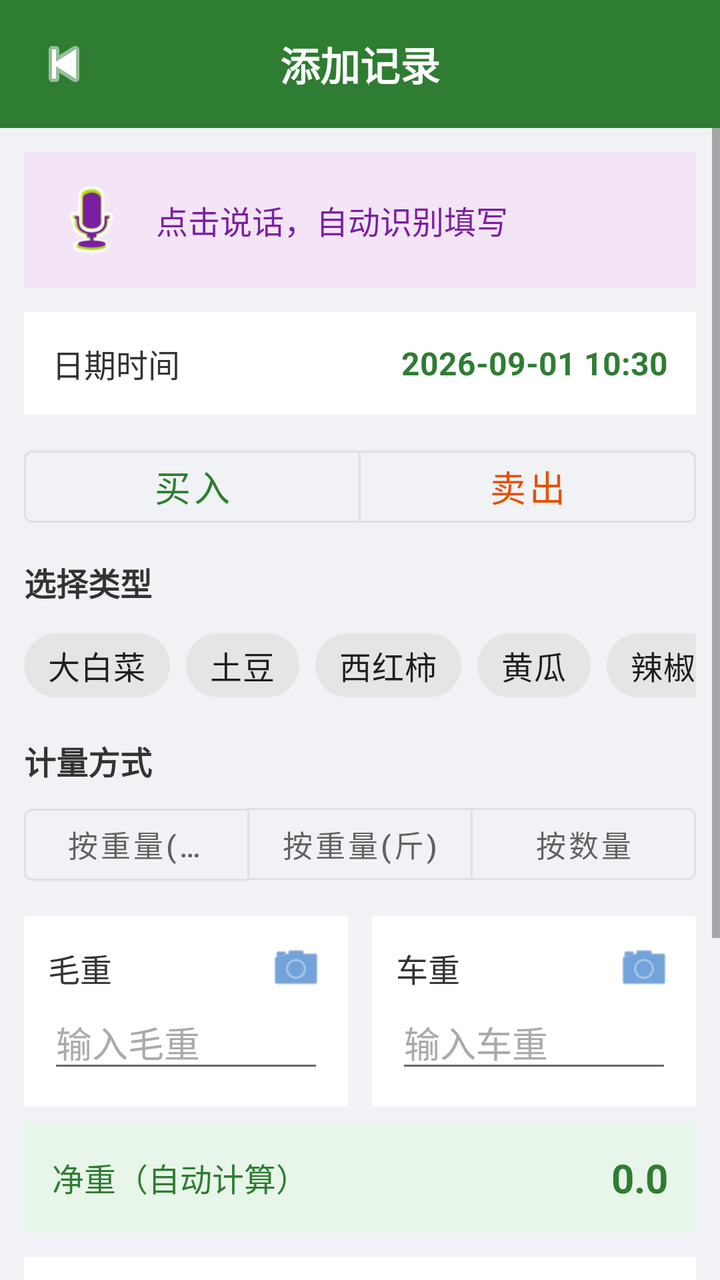
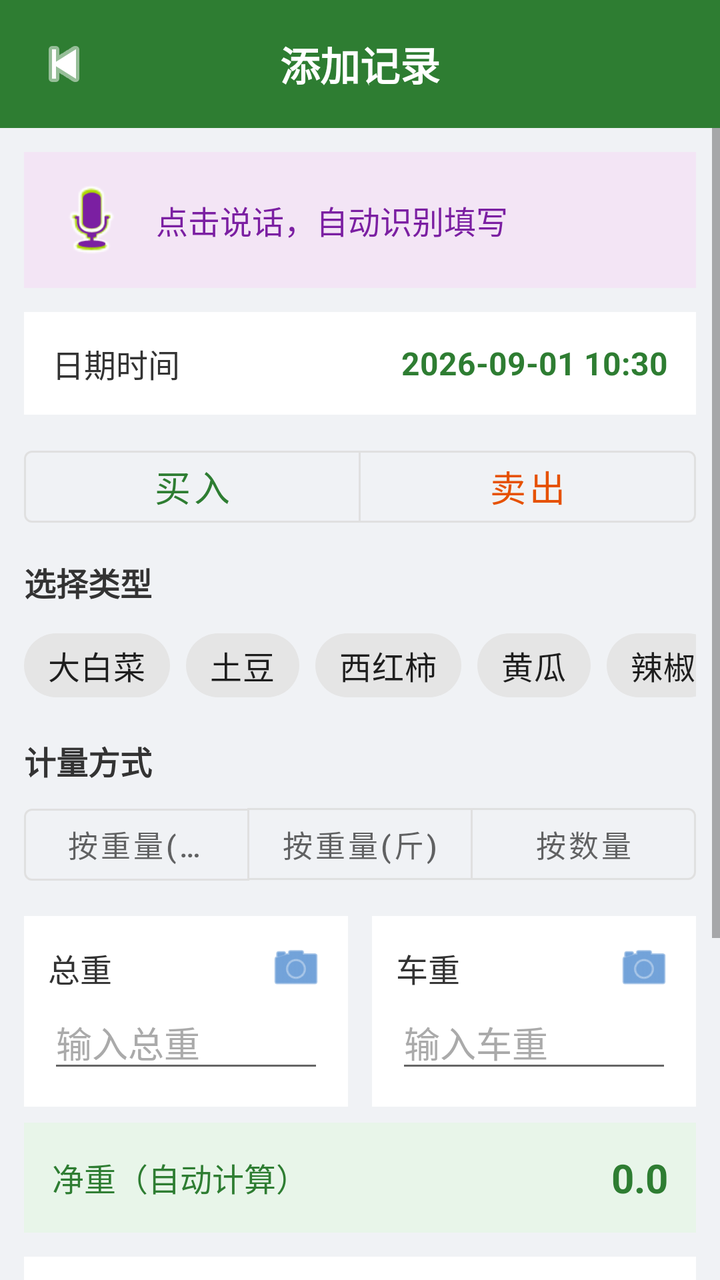

The first picture is an Android layout as it rendered before a commit; the second is the same layout after the commit. The layout source and the unified diff follow.
<!-- AndroidManifest.xml: application theme Theme.FarmTrade -->
<!-- res/layout/activity_add_record.xml -->
<?xml version="1.0" encoding="utf-8"?>
<LinearLayout
    xmlns:android="http://schemas.android.com/apk/res/android"
    xmlns:app="http://schemas.android.com/apk/res-auto"
    xmlns:tools="http://schemas.android.com/tools"
    android:layout_width="match_parent"
    android:layout_height="match_parent"
    android:orientation="vertical"
    android:background="#f0f2f5">

    
    <LinearLayout
        android:layout_width="match_parent"
        android:layout_height="wrap_content"
        android:orientation="horizontal"
        android:gravity="center_vertical"
        android:background="#2e7d32"
        android:paddingTop="16dp"
        android:paddingBottom="16dp"
        android:paddingStart="16dp"
        android:paddingEnd="16dp">

        <ImageView
            android:id="@+id/ivBack"
            android:layout_width="32dp"
            android:layout_height="32dp"
            android:src="@android:drawable/ic_media_previous"
            android:contentDescription="返回"
            app:tint="#ffffff" />

        <TextView
            android:layout_width="0dp"
            android:layout_height="wrap_content"
            android:layout_weight="1"
            android:text="添加记录"
            android:textColor="#ffffff"
            android:textSize="20sp"
            android:textStyle="bold"
            android:gravity="center"
            android:layout_marginStart="-32dp" />
    </LinearLayout>

    <ScrollView
        android:layout_width="match_parent"
        android:layout_height="0dp"
        android:layout_weight="1"
        android:fillViewport="true">

        <LinearLayout
            android:layout_width="match_parent"
            android:layout_height="wrap_content"
            android:orientation="vertical"
            android:padding="12dp">

            
            <LinearLayout
                android:id="@+id/layoutVoiceInput"
                android:layout_width="match_parent"
                android:layout_height="wrap_content"
                android:orientation="horizontal"
                android:gravity="center_vertical"
                android:background="#f3e5f5"
                android:padding="14dp"
                android:layout_marginBottom="12dp">

                <ImageView
                    android:id="@+id/btnMic"
                    android:layout_width="40dp"
                    android:layout_height="40dp"
                    android:src="@android:drawable/ic_btn_speak_now"
                    android:background="@android:drawable/presence_audio_online"
                    android:contentDescription="语音输入"
                    app:tint="#7b1fa2" />

                <TextView
                    android:id="@+id/tvVoiceHint"
                    android:layout_width="0dp"
                    android:layout_height="wrap_content"
                    android:layout_weight="1"
                    android:text="点击说话，自动识别填写"
                    android:textColor="#7b1fa2"
                    android:textSize="16sp"
                    android:layout_marginStart="12dp" />
            </LinearLayout>

            
            <LinearLayout
                android:layout_width="match_parent"
                android:layout_height="wrap_content"
                android:orientation="horizontal"
                android:gravity="center_vertical"
                android:background="#ffffff"
                android:padding="14dp"
                android:layout_marginBottom="12dp">

                <TextView
                    android:layout_width="wrap_content"
                    android:layout_height="wrap_content"
                    android:text="日期时间"
                    android:textColor="#333333"
                    android:textSize="16sp" />

                <TextView
                    android:id="@+id/tvDateTime"
                    android:layout_width="0dp"
                    android:layout_height="wrap_content"
                    android:layout_weight="1"
                    android:text="2026-09-01 10:30"
                    android:textColor="#2e7d32"
                    android:textSize="16sp"
                    android:textStyle="bold"
                    android:gravity="end" />
            </LinearLayout>

            
            <com.google.android.material.button.MaterialButtonToggleGroup
                android:id="@+id/toggleDirection"
                android:layout_width="match_parent"
                android:layout_height="wrap_content"
                app:singleSelection="true"
                app:selectionRequired="true"
                android:layout_marginBottom="12dp">

                <com.google.android.material.button.MaterialButton
                    android:id="@+id/btnBuy"
                    style="@style/Widget.MaterialComponents.Button.OutlinedButton"
                    android:layout_width="0dp"
                    android:layout_height="wrap_content"
                    android:layout_weight="1"
                    android:text="买入"
                    android:textSize="18sp"
                    android:textColor="#2e7d32" />

                <com.google.android.material.button.MaterialButton
                    android:id="@+id/btnSell"
                    style="@style/Widget.MaterialComponents.Button.OutlinedButton"
                    android:layout_width="0dp"
                    android:layout_height="wrap_content"
                    android:layout_weight="1"
                    android:text="卖出"
                    android:textSize="18sp"
                    android:textColor="#e65100" />
            </com.google.android.material.button.MaterialButtonToggleGroup>

            
            <TextView
                android:layout_width="wrap_content"
                android:layout_height="wrap_content"
                android:text="选择类型"
                android:textColor="#333333"
                android:textSize="16sp"
                android:textStyle="bold"
                android:layout_marginBottom="6dp" />

            <HorizontalScrollView
                android:layout_width="match_parent"
                android:layout_height="wrap_content"
                android:scrollbars="none"
                android:layout_marginBottom="12dp">

                <LinearLayout
                    android:layout_width="wrap_content"
                    android:layout_height="wrap_content"
                    android:orientation="horizontal">

                    <com.google.android.material.chip.ChipGroup
                        android:id="@+id/chipGroupType"
                        android:layout_width="wrap_content"
                        android:layout_height="wrap_content"
                        app:singleSelection="true"
                        app:selectionRequired="true">

                        <com.google.android.material.chip.Chip
                            android:id="@+id/chipType0"
                            style="@style/Widget.MaterialComponents.Chip.Choice"
                            android:layout_width="wrap_content"
                            android:layout_height="wrap_content"
                            android:text="大白菜"
                            android:textSize="16sp" />

                        <com.google.android.material.chip.Chip
                            android:id="@+id/chipType1"
                            style="@style/Widget.MaterialComponents.Chip.Choice"
                            android:layout_width="wrap_content"
                            android:layout_height="wrap_content"
                            android:text="土豆"
                            android:textSize="16sp" />

                        <com.google.android.material.chip.Chip
                            android:id="@+id/chipType2"
                            style="@style/Widget.MaterialComponents.Chip.Choice"
                            android:layout_width="wrap_content"
                            android:layout_height="wrap_content"
                            android:text="西红柿"
                            android:textSize="16sp" />

                        <com.google.android.material.chip.Chip
                            android:id="@+id/chipType3"
                            style="@style/Widget.MaterialComponents.Chip.Choice"
                            android:layout_width="wrap_content"
                            android:layout_height="wrap_content"
                            android:text="黄瓜"
                            android:textSize="16sp" />

                        <com.google.android.material.chip.Chip
                            android:id="@+id/chipType4"
                            style="@style/Widget.MaterialComponents.Chip.Choice"
                            android:layout_width="wrap_content"
                            android:layout_height="wrap_content"
                            android:text="辣椒"
                            android:textSize="16sp" />
                    </com.google.android.material.chip.ChipGroup>

                    
                    <com.google.android.material.chip.Chip
                        android:id="@+id/chipCustom"
                        style="@style/Widget.MaterialComponents.Chip.Action"
                        android:layout_width="wrap_content"
                        android:layout_height="wrap_content"
                        android:text="+ 自定义"
                        android:textSize="16sp"
                        android:textColor="#2e7d32"
                        app:chipBackgroundColor="#e8f5e9"
                        app:chipStrokeColor="#2e7d32"
                        app:chipStrokeWidth="1dp" />
                </LinearLayout>
            </HorizontalScrollView>

            
            <TextView
                android:layout_width="wrap_content"
                android:layout_height="wrap_content"
                android:text="计量方式"
                android:textColor="#333333"
                android:textSize="16sp"
                android:textStyle="bold"
                android:layout_marginBottom="6dp" />

            <com.google.android.material.button.MaterialButtonToggleGroup
                android:id="@+id/toggleMeasureMode"
                android:layout_width="match_parent"
                android:layout_height="wrap_content"
                app:singleSelection="true"
                app:selectionRequired="true"
                android:layout_marginBottom="12dp">

                <com.google.android.material.button.MaterialButton
                    android:id="@+id/btnModeKg"
                    style="@style/Widget.MaterialComponents.Button.OutlinedButton"
                    android:layout_width="0dp"
                    android:layout_height="wrap_content"
                    android:layout_weight="1"
                    android:text="按重量(公斤)"
                    android:textSize="15sp" />

                <com.google.android.material.button.MaterialButton
                    android:id="@+id/btnModeJin"
                    style="@style/Widget.MaterialComponents.Button.OutlinedButton"
                    android:layout_width="0dp"
                    android:layout_height="wrap_content"
                    android:layout_weight="1"
                    android:text="按重量(斤)"
                    android:textSize="15sp" />

                <com.google.android.material.button.MaterialButton
                    android:id="@+id/btnModeQty"
                    style="@style/Widget.MaterialComponents.Button.OutlinedButton"
                    android:layout_width="0dp"
                    android:layout_height="wrap_content"
                    android:layout_weight="1"
                    android:text="按数量"
                    android:textSize="15sp" />
            </com.google.android.material.button.MaterialButtonToggleGroup>

            
            <LinearLayout
                android:id="@+id/layoutWeightSection"
                android:layout_width="match_parent"
                android:layout_height="wrap_content"
                android:orientation="vertical"
                android:visibility="visible">

                
                <LinearLayout
                    android:layout_width="match_parent"
                    android:layout_height="wrap_content"
                    android:orientation="horizontal"
                    android:layout_marginBottom="8dp">

                    
                    <LinearLayout
                        android:layout_width="0dp"
                        android:layout_height="wrap_content"
                        android:layout_weight="1"
                        android:orientation="vertical"
                        android:background="#ffffff"
                        android:padding="12dp"
                        android:layout_marginEnd="6dp">

                        <LinearLayout
                            android:layout_width="match_parent"
                            android:layout_height="wrap_content"
                            android:orientation="horizontal"
                            android:gravity="center_vertical">

                            <TextView
                                android:layout_width="wrap_content"
                                android:layout_height="wrap_content"
                                android:text="毛重"
                                android:textColor="#333333"
                                android:textSize="16sp" />

                            <View
                                android:layout_width="0dp"
                                android:layout_height="0dp"
                                android:layout_weight="1" />

                            <ImageView
                                android:id="@+id/btnPhotoGross"
                                android:layout_width="28dp"
                                android:layout_height="28dp"
                                android:src="@android:drawable/ic_menu_camera"
                                android:contentDescription="拍照识别毛重"
                                app:tint="#1565c0" />
                        </LinearLayout>

                        <EditText
                            android:id="@+id/etGrossWeight"
                            android:layout_width="match_parent"
                            android:layout_height="wrap_content"
                            android:hint="输入毛重"
                            android:inputType="numberDecimal"
                            android:textSize="18sp"
                            android:textColor="#333333"
                            android:textColorHint="#aaaaaa" />
                    </LinearLayout>

                    
                    <LinearLayout
                        android:layout_width="0dp"
                        android:layout_height="wrap_content"
                        android:layout_weight="1"
                        android:orientation="vertical"
                        android:background="#ffffff"
                        android:padding="12dp"
                        android:layout_marginStart="6dp">

                        <LinearLayout
                            android:layout_width="match_parent"
                            android:layout_height="wrap_content"
                            android:orientation="horizontal"
                            android:gravity="center_vertical">

                            <TextView
                                android:layout_width="wrap_content"
                                android:layout_height="wrap_content"
                                android:text="车重"
                                android:textColor="#333333"
                                android:textSize="16sp" />

                            <View
                                android:layout_width="0dp"
                                android:layout_height="0dp"
                                android:layout_weight="1" />

                            <ImageView
                                android:id="@+id/btnPhotoTare"
                                android:layout_width="28dp"
                                android:layout_height="28dp"
                                android:src="@android:drawable/ic_menu_camera"
                                android:contentDescription="拍照识别车重"
                                app:tint="#1565c0" />
                        </LinearLayout>

                        <EditText
                            android:id="@+id/etTareWeight"
                            android:layout_width="match_parent"
                            android:layout_height="wrap_content"
                            android:hint="输入车重"
                            android:inputType="numberDecimal"
                            android:textSize="18sp"
                            android:textColor="#333333"
                            android:textColorHint="#aaaaaa" />
                    </LinearLayout>
                </LinearLayout>

                
                <LinearLayout
                    android:layout_width="match_parent"
                    android:layout_height="wrap_content"
                    android:orientation="horizontal"
                    android:gravity="center_vertical"
                    android:background="#e8f5e9"
                    android:padding="14dp"
                    android:layout_marginBottom="12dp">

                    <TextView
                        android:layout_width="wrap_content"
                        android:layout_height="wrap_content"
                        android:text="净重（自动计算）"
                        android:textColor="#2e7d32"
                        android:textSize="16sp" />

                    <View
                        android:layout_width="0dp"
                        android:layout_height="0dp"
                        android:layout_weight="1" />

                    <TextView
                        android:id="@+id/tvNetWeight"
                        android:layout_width="wrap_content"
                        android:layout_height="wrap_content"
                        android:text="0.0"
                        android:textColor="#2e7d32"
                        android:textSize="20sp"
                        android:textStyle="bold" />
                </LinearLayout>
            </LinearLayout>

            
            <LinearLayout
                android:id="@+id/layoutQuantitySection"
                android:layout_width="match_parent"
                android:layout_height="wrap_content"
                android:orientation="horizontal"
                android:background="#ffffff"
                android:padding="12dp"
                android:layout_marginBottom="12dp"
                android:visibility="gone">

                <LinearLayout
                    android:layout_width="0dp"
                    android:layout_height="wrap_content"
                    android:layout_weight="1"
                    android:orientation="vertical"
                    android:layout_marginEnd="6dp">

                    <TextView
                        android:layout_width="wrap_content"
                        android:layout_height="wrap_content"
                        android:text="数量"
                        android:textColor="#333333"
                        android:textSize="16sp" />

                    <EditText
                        android:id="@+id/etQuantity"
                        android:layout_width="match_parent"
                        android:layout_height="wrap_content"
                        android:hint="输入数量"
                        android:inputType="numberDecimal"
                        android:textSize="18sp"
                        android:textColorHint="#aaaaaa" />
                </LinearLayout>

                <LinearLayout
                    android:layout_width="0dp"
                    android:layout_height="wrap_content"
                    android:layout_weight="1"
                    android:orientation="vertical"
                    android:layout_marginStart="6dp">

                    <TextView
                        android:layout_width="wrap_content"
                        android:layout_height="wrap_content"
                        android:text="单位名称"
                        android:textColor="#333333"
                        android:textSize="16sp" />

                    <EditText
                        android:id="@+id/etUnitName"
                        android:layout_width="match_parent"
                        android:layout_height="wrap_content"
                        android:hint="如: 袋/筐/箱"
                        android:inputType="text"
                        android:textSize="18sp"
                        android:textColorHint="#aaaaaa" />
                </LinearLayout>
            </LinearLayout>

            
            <LinearLayout
                android:layout_width="match_parent"
                android:layout_height="wrap_content"
                android:orientation="vertical"
                android:background="#ffffff"
                android:padding="12dp"
                android:layout_marginBottom="12dp">

                <TextView
                    android:id="@+id/tvUnitPriceLabel"
                    android:layout_width="wrap_content"
                    android:layout_height="wrap_content"
                    android:text="单价（元/斤）"
                    android:textColor="#333333"
                    android:textSize="16sp" />

                <EditText
                    android:id="@+id/etUnitPrice"
                    android:layout_width="match_parent"
                    android:layout_height="wrap_content"
                    android:hint="输入单价 (元)"
                    android:inputType="numberDecimal"
                    android:textSize="18sp"
                    android:textColorHint="#aaaaaa" />
            </LinearLayout>

            
            <LinearLayout
                android:layout_width="match_parent"
                android:layout_height="wrap_content"
                android:orientation="horizontal"
                android:gravity="center_vertical"
                android:background="#e8f5e9"
                android:padding="18dp"
                android:layout_marginBottom="16dp">

                <TextView
                    android:layout_width="wrap_content"
                    android:layout_height="wrap_content"
                    android:text="合计金额"
                    android:textColor="#2e7d32"
                    android:textSize="18sp"
                    android:textStyle="bold" />

                <View
                    android:layout_width="0dp"
                    android:layout_height="0dp"
                    android:layout_weight="1" />

                <TextView
                    android:id="@+id/tvTotalPreview"
                    android:layout_width="wrap_content"
                    android:layout_height="wrap_content"
                    android:text="￥0.00"
                    android:textColor="#2e7d32"
                    android:textSize="22sp"
                    android:textStyle="bold" />
            </LinearLayout>

            
            <com.google.android.material.button.MaterialButton
                android:id="@+id/btnSave"
                android:layout_width="match_parent"
                android:layout_height="56dp"
                android:text="保存记录"
                android:textSize="20sp"
                android:textColor="#ffffff"
                app:backgroundTint="#2e7d32"
                app:cornerRadius="12dp" />
        </LinearLayout>
    </ScrollView>
</LinearLayout>
<!-- resources referenced by this layout -->
<resources>
  <style name="Theme.FarmTrade" parent="Theme.MaterialComponents.Light.NoActionBar">
          <item name="colorPrimary">@color/green_primary</item>
          <item name="colorPrimaryVariant">@color/green_dark</item>
          <item name="colorOnPrimary">@color/white</item>
          <item name="colorSecondary">@color/orange_primary</item>
          <item name="colorOnSecondary">@color/white</item>
          <item name="android:statusBarColor">@color/green_primary</item>
          <item name="android:windowLightStatusBar">false</item>
      </style>
  <color name="green_primary">#2e7d32</color>
  <color name="green_dark">#1b5e20</color>
  <color name="white">#ffffff</color>
  <color name="orange_primary">#e65100</color>
</resources>

<!-- the commit's change to res/layout/activity_add_record.xml (unified diff, before → after) -->
@@ -306,7 +306,7 @@
                             <TextView
                                 android:layout_width="wrap_content"
                                 android:layout_height="wrap_content"
-                                android:text="毛重"
+                                android:text="总重"
                                 android:textColor="#333333"
                                 android:textSize="16sp" />
 
@@ -320,7 +320,7 @@
                                 android:layout_width="28dp"
                                 android:layout_height="28dp"
                                 android:src="@android:drawable/ic_menu_camera"
-                                android:contentDescription="拍照识别毛重"
+                                android:contentDescription="拍照识别总重"
                                 app:tint="#1565c0" />
                         </LinearLayout>
 
@@ -328,7 +328,7 @@
                             android:id="@+id/etGrossWeight"
                             android:layout_width="match_parent"
                             android:layout_height="wrap_content"
-                            android:hint="输入毛重"
+                            android:hint="输入总重"
                             android:inputType="numberDecimal"
                             android:textSize="18sp"
                             android:textColor="#333333"
